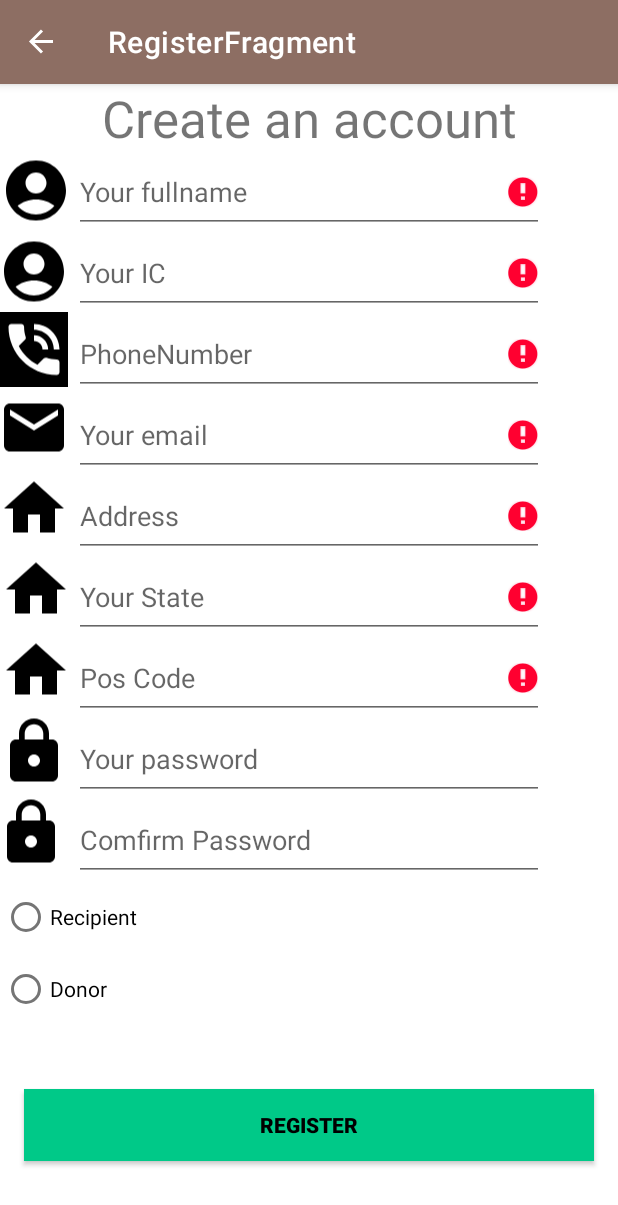
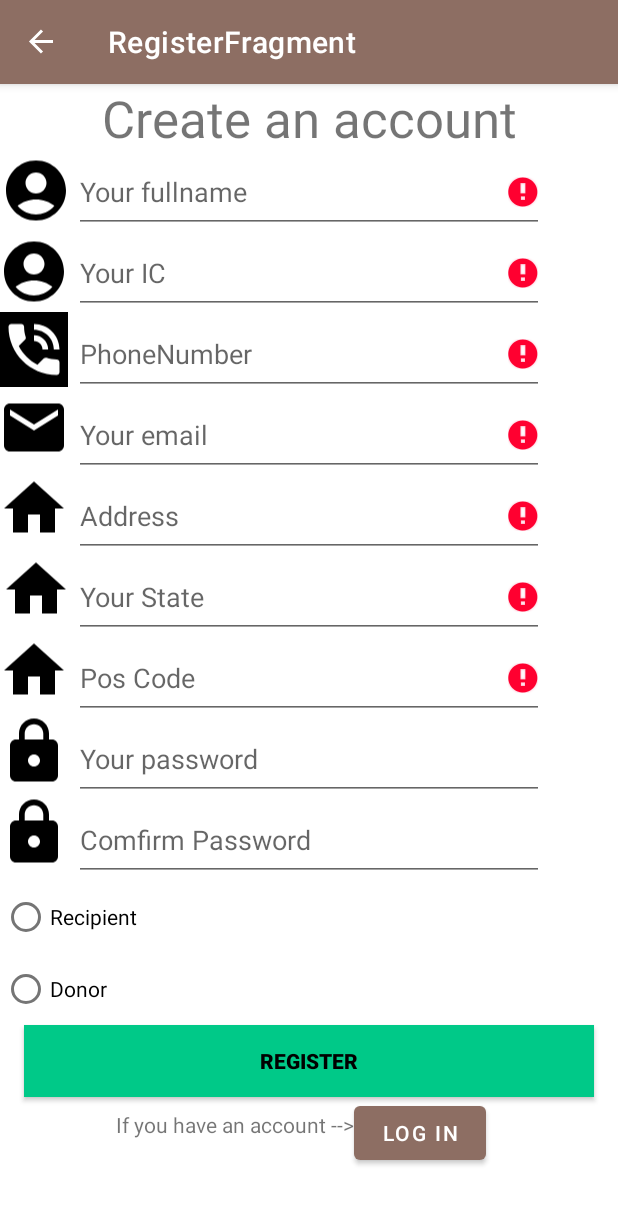
Before and after one commit to zhiiyii/HungerHub, an Android app: the screen it shows after launch (MainActivity), after a tap on "Register", on a phone screen of 412 x 824 dp. Shown: the top 1205 px of the screen. Run offline under Robolectric (Android 15) with nearby library versions, the phone set to English and light mode, and no system bars; our stand-ins replace Firebase (no records; nobody signed in at launch, a user with empty details on screens opened directly), navigation-ui.

Commit message:
login register fragment update

```diff
--- a/app/src/main/java/my/edu/tarc/hungerhub/ui/home/RegisterFragment.kt
+++ b/app/src/main/java/my/edu/tarc/hungerhub/ui/home/RegisterFragment.kt
@@ -6,6 +6,7 @@ import androidx.fragment.app.Fragment
 import android.view.LayoutInflater
 import android.view.View
 import android.view.ViewGroup
+import android.widget.RadioButton
 import android.widget.RadioGroup
 import android.widget.Toast
 import androidx.navigation.fragment.findNavController
@@ -35,8 +36,12 @@ class RegisterFragment : Fragment() {
 
     override fun onStart() {
         super.onStart()
+
+        binding.buttonLogIn.setOnClickListener {
+            findNavController().navigate(R.id.action_registerFragment_to_loginFragment)
+        }
         binding.btnRegister.setOnClickListener {
-            findNavController().navigate(R.id.action_registerFragment_to_loginFragment)
+            findNavController().navigate(R.id.action_loginFragment_to_registerFragment)
 
             firebaseAuth = FirebaseAuth.getInstance()
             val fullName = binding.editTextRegisterFullname.text.toString()
@@ -48,13 +53,14 @@ class RegisterFragment : Fragment() {
             val posCode = binding.editTextRegisterPostCode.text.toString()
             val pass = binding.editTextRegisterPassword.text.toString()
             val comfirmPass = binding.editTextRegisterComfirmPassword.text.toString()
+            val RorD = binding.radioGroupRandD
 
             //This variable is use to solve the problems that firebase cannot store the value with "."
 //            val newEmail = email.replace(".",",")
 
             database = FirebaseDatabase.getInstance().getReference("User")
 
-            val user = User(ic,email,fullName,state,pass,phoneNo,address,posCode)
+            val user = User(ic,email,fullName,state,pass,phoneNo,address,posCode,RorD)
 
 
 //            Toast.makeText(this,"Successfully Saved",Toast.LENGTH_SHORT).show()
@@ -129,6 +135,12 @@ class RegisterFragment : Fragment() {
         if (binding.editTextRegisterPostCode.text.isEmpty()) {
             binding.editTextRegisterPostCode.setError(getString(R.string.emailrequired))
         }
+        if(binding.radioButtonDonor.isChecked || binding.radioButtonRecipient.isChecked){
+
+        }else{
+            //Toast.makeText(this, "Please select Gender", Toast.LENGTH_SHORT).show();
+            Log.d("QAOD", "Gender is Null");
+        }
 
     }
 
--- a/app/src/main/java/my/edu/tarc/hungerhub/ui/home/User.kt
+++ b/app/src/main/java/my/edu/tarc/hungerhub/ui/home/User.kt
@@ -1,4 +1,6 @@
 package my.edu.tarc.hungerhub.ui.home
+
+import android.widget.RadioGroup
 
 data class User(
     val ic: String? = null,
@@ -9,4 +11,5 @@ data class User(
     val phoneNo: String? = null,
     val address: String,
     val posCode: String,
+    val RorD: RadioGroup
     )
--- a/app/src/main/res/layout/fragment_register.xml
+++ b/app/src/main/res/layout/fragment_register.xml
@@ -13,7 +13,6 @@
         android:layout_marginEnd="5dp"
         android:src="@drawable/ic_baseline_lock_24"
         app:layout_constraintEnd_toStartOf="@+id/editTextRegisterPassword"
-        app:layout_constraintHorizontal_bias="1.0"
         app:layout_constraintStart_toStartOf="parent"
         app:layout_constraintTop_toBottomOf="@+id/imageViewPassword" />
 
@@ -24,7 +23,6 @@
         android:layout_marginEnd="5dp"
         android:src="@drawable/ic_baseline_home_24"
         app:layout_constraintEnd_toStartOf="@+id/editTextRegisterAddress"
-        app:layout_constraintHorizontal_bias="0.0"
         app:layout_constraintStart_toStartOf="parent"
         app:layout_constraintTop_toBottomOf="@+id/imageViewState" />
 
@@ -171,8 +169,8 @@
         app:layout_constraintBottom_toBottomOf="parent"
         app:layout_constraintEnd_toEndOf="parent"
         app:layout_constraintStart_toStartOf="parent"
-        app:layout_constraintTop_toBottomOf="@+id/editTextRegisterComfirmPassword"
-        app:layout_constraintVertical_bias="0.735" />
+        app:layout_constraintTop_toBottomOf="@+id/radioGroupRandD"
+        app:layout_constraintVertical_bias="0.0" />
 
     <ImageView
         android:id="@+id/imageViewFullName"
@@ -259,5 +257,28 @@
         app:layout_constraintTop_toBottomOf="@+id/imageViewIC"
         tools:visibility="visible" />
 
+    <Button
+        android:id="@+id/buttonLogIn"
+        android:layout_width="wrap_content"
+        android:layout_height="wrap_content"
+        android:layout_marginEnd="88dp"
+        android:text="@string/LogIn"
+        app:layout_constraintBottom_toBottomOf="parent"
+        app:layout_constraintEnd_toEndOf="parent"
+        app:layout_constraintTop_toBottomOf="@+id/btnRegister"
+        app:layout_constraintVertical_bias="0.0" />
+
+    <TextView
+        android:id="@+id/textViewRegisterAlready"
+        android:layout_width="wrap_content"
+        android:layout_height="wrap_content"
+        android:text="@string/registered_account"
+        app:layout_constraintBottom_toBottomOf="@+id/buttonLogIn"
+        app:layout_constraintEnd_toStartOf="@+id/buttonLogIn"
+        app:layout_constraintHorizontal_bias="1.0"
+        app:layout_constraintStart_toStartOf="parent"
+        app:layout_constraintTop_toTopOf="@+id/buttonLogIn"
+        app:layout_constraintVertical_bias="0.31" />
+
 
 </androidx.constraintlayout.widget.ConstraintLayout>
--- a/app/src/main/res/navigation/mobile_navigation.xml
+++ b/app/src/main/res/navigation/mobile_navigation.xml
@@ -95,6 +95,9 @@
         <action
             android:id="@+id/action_loginFragment_to_nav_request2"
             app:destination="@id/nav_request" />
+        <action
+            android:id="@+id/action_loginFragment_to_registerFragment"
+            app:destination="@id/registerFragment" />
     </fragment>
     <fragment
         android:id="@+id/registerFragment"
--- a/app/src/main/res/values/strings.xml
+++ b/app/src/main/res/values/strings.xml
@@ -217,4 +217,9 @@
     </string-array>
     <!-- TODO: Remove or change this placeholder text -->
     <string name="hello_blank_fragment">Hello blank fragment</string>
+    <string name="login_title_welcome">Welcome to our application!</string>
+    <string name="login_notyet">If you not yet register --></string>
+    <string name="login_ic">Your IC</string>
+    <string name="signin_title">Sign In</string>
+    <string name="registered_account"><![CDATA[If you have an account -->]]></string>
 </resources>
```
Also changed, not shown: app/src/main/java/my/edu/tarc/hungerhub/ui/home/LoginFragment.kt (+57 -29 lines), app/src/main/res/layout/fragment_login.xml (+38 -3 lines).
